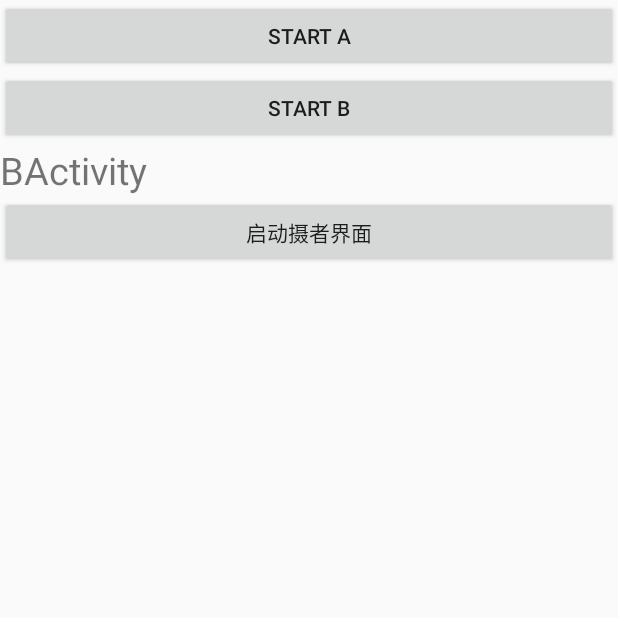
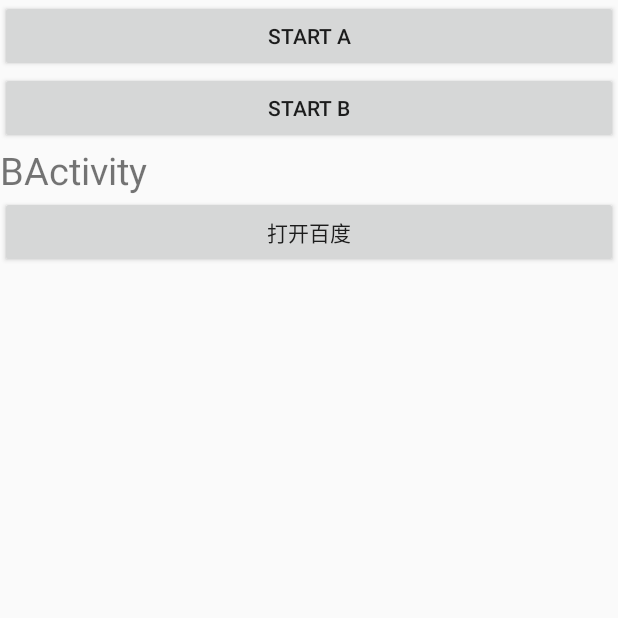
Before and after one commit to peigangwei2016/MyDemos, an Android app: the screen it shows after launch (BActivity), after a tap on "START B", on a phone screen of 412 x 824 dp, the top half of it. Run offline under Robolectric (Android 15) with nearby library versions, the phone set to English and light mode, and no system bars.

Commit message:
Activity LaunchModule的练习

```diff
--- a/build.gradle
+++ b/build.gradle
@@ -17,7 +17,6 @@ android {
         }
     }
     dexOptions {
-        incremental true
     }
     productFlavors {
     }
--- a/src/main/java/com/sunny/mydemos/AActivity.java
+++ b/src/main/java/com/sunny/mydemos/AActivity.java
@@ -1,12 +1,12 @@
 package com.sunny.mydemos;
 
 import android.app.Activity;
-import android.content.ComponentName;
 import android.content.Intent;
 import android.net.Uri;
 import android.os.Bundle;
 import android.util.Log;
 import android.view.View;
+import android.widget.Button;
 import android.widget.TextView;
 
 /**
@@ -14,16 +14,32 @@ import android.widget.TextView;
  */
 public class AActivity extends Activity {
     private static int mIndex=0;
-    private String TAG="AActivity";
+    private String TAG = "Sunny";
+    private Button startA;
+    private Button startB;
+    private TextView activityName;
+    private Button openBaidu;
+
+
+    @Override
+    protected void onNewIntent(Intent intent) {
+        super.onNewIntent(intent);
+        Log.i(TAG, "AActivity onNewIntent instance="+mIndex+" TaskID="+getTaskId());
+    }
 
     @Override
     protected void onCreate(Bundle savedInstanceState) {
         super.onCreate(savedInstanceState);
         setContentView(R.layout.activity_task);
+        this.openBaidu = (Button) findViewById(R.id.openBaidu);
+        this.activityName = (TextView) findViewById(R.id.activityName);
+        this.startB = (Button) findViewById(R.id.startB);
+        this.startA = (Button) findViewById(R.id.startA);
+
         ++mIndex;
-        Log.i(TAG, "instance="+mIndex+" TaskID="+getTaskId());
+        Log.i(TAG, "AActivity OnCreate instance="+mIndex+" TaskID="+getTaskId());
 //        找到按钮，并启动AActivity
-        findViewById(R.id.start_a).setOnClickListener(new View.OnClickListener() {
+        findViewById(R.id.startA).setOnClickListener(new View.OnClickListener() {
             @Override
             public void onClick(View v) {
                 Intent intent=new Intent(AActivity.this,AActivity.class);
@@ -31,7 +47,7 @@ public class AActivity extends Activity {
             }
         });
 //        找到按钮，并启动BActivity
-        findViewById(R.id.start_b).setOnClickListener(new View.OnClickListener() {
+        findViewById(R.id.startB).setOnClickListener(new View.OnClickListener() {
             @Override
             public void onClick(View v) {
                 Intent intent=new Intent(AActivity.this,BActivity.class);
@@ -39,8 +55,19 @@ public class AActivity extends Activity {
             }
         });
 
-        TextView name = (TextView) findViewById(R.id.text_name);
-        name.setText("AActivity");
+
+//        TextView name = (TextView) findViewById(R.id.activityName);
+        activityName.setText("AActivity");
+//        打开百度
+        openBaidu.setOnClickListener(new View.OnClickListener() {
+            @Override
+            public void onClick(View v) {
+                Intent intent=new Intent(Intent.ACTION_VIEW);
+                intent.setData(Uri.parse("http://www.baidu.com"));
+                startActivity(intent);
+            }
+        });
+
 
 //        启动设置界面
 //        Intent intent=new Intent();
@@ -51,4 +78,10 @@ public class AActivity extends Activity {
 //        intent.setComponent(component);
 //        startActivity(intent);
     }
+
+    @Override
+    protected void onDestroy() {
+        super.onDestroy();
+        Log.i(TAG, "AActivity onDestroy instance="+mIndex+" TaskID="+getTaskId());
+    }
 }
--- a/src/main/java/com/sunny/mydemos/BActivity.java
+++ b/src/main/java/com/sunny/mydemos/BActivity.java
@@ -12,16 +12,23 @@ import android.widget.TextView;
  */
 public class BActivity extends Activity {
     private static int mIndex=0;
-    private String TAG="BActivity";
+    private String TAG="Sunny";
+
+    @Override
+    protected void onNewIntent(Intent intent) {
+        super.onNewIntent(intent);
+        Log.i(TAG, "BActivity onNewIntent instance="+mIndex+" TaskID="+getTaskId());
+
+    }
 
     @Override
     protected void onCreate(Bundle savedInstanceState) {
         super.onCreate(savedInstanceState);
         setContentView(R.layout.activity_task);
         ++mIndex;
-        Log.i(TAG, "instance="+mIndex+" TaskID="+getTaskId());
+        Log.i(TAG, "BActivity onCreate instance="+mIndex+" TaskID="+getTaskId());
 //        找到按钮，并启动AActivity
-        findViewById(R.id.start_a).setOnClickListener(new View.OnClickListener() {
+        findViewById(R.id.startA).setOnClickListener(new View.OnClickListener() {
             @Override
             public void onClick(View v) {
                 Intent intent=new Intent(BActivity.this,AActivity.class);
@@ -29,14 +36,20 @@ public class BActivity extends Activity {
             }
         });
 //        找到按钮，并启动BActivity
-        findViewById(R.id.start_b).setOnClickListener(new View.OnClickListener() {
+        findViewById(R.id.startB).setOnClickListener(new View.OnClickListener() {
             @Override
             public void onClick(View v) {
                 Intent intent=new Intent(BActivity.this,BActivity.class);
                 startActivity(intent);
             }
         });
-        TextView name = (TextView) findViewById(R.id.text_name);
+        TextView name = (TextView) findViewById(R.id.activityName);
         name.setText("BActivity");
     }
+
+    @Override
+    protected void onDestroy() {
+        super.onDestroy();
+        Log.i(TAG, "BActivity onDestroy instance="+mIndex+" TaskID="+getTaskId());
+    }
 }
--- a/src/main/res/layout/activity_task.xml
+++ b/src/main/res/layout/activity_task.xml
@@ -7,14 +7,14 @@
         android:layout_width="match_parent"
         android:layout_height="wrap_content"
         android:text="Start A"
-        android:id="@+id/start_a"
+        android:id="@+id/startA"
         android:layout_gravity="center_horizontal" />
 
     <Button
         android:layout_width="match_parent"
         android:layout_height="wrap_content"
         android:text="Start B"
-        android:id="@+id/start_b"
+        android:id="@+id/startB"
         android:layout_gravity="center_horizontal" />
 
     <TextView
@@ -22,13 +22,13 @@
         android:layout_height="wrap_content"
         android:textSize="25sp"
 
-        android:id="@+id/text_name"
+        android:id="@+id/activityName"
         android:layout_gravity="center_horizontal" />
 
     <Button
         android:layout_width="match_parent"
         android:layout_height="wrap_content"
-        android:text="启动摄者界面"
-        android:id="@+id/start_settin"
+        android:text="打开百度"
+        android:id="@+id/openBaidu"
         android:layout_gravity="center_horizontal" />
 </LinearLayout>
```
Also changed, not shown: src/main/AndroidManifest.xml (+7 -2 lines).
